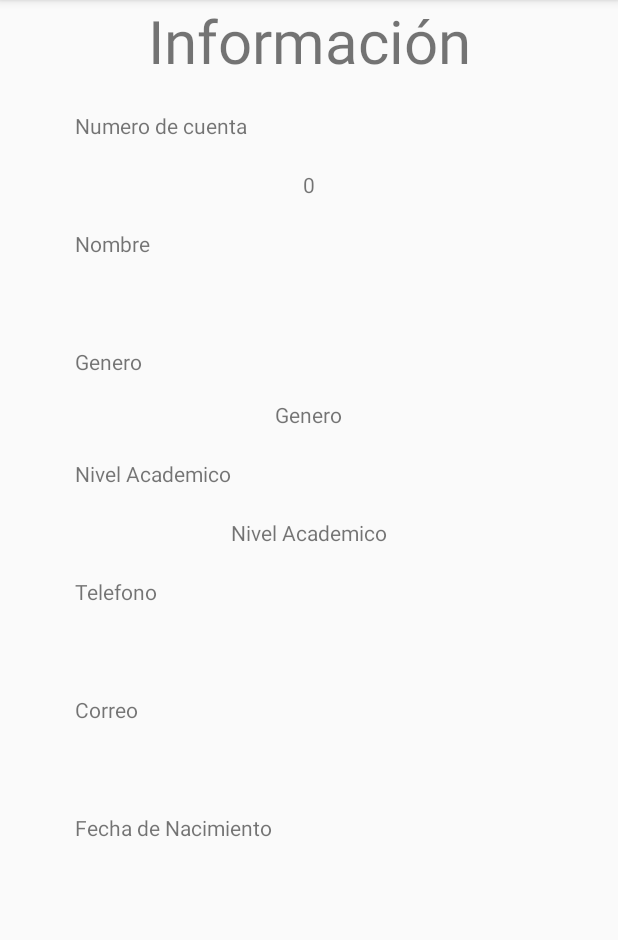
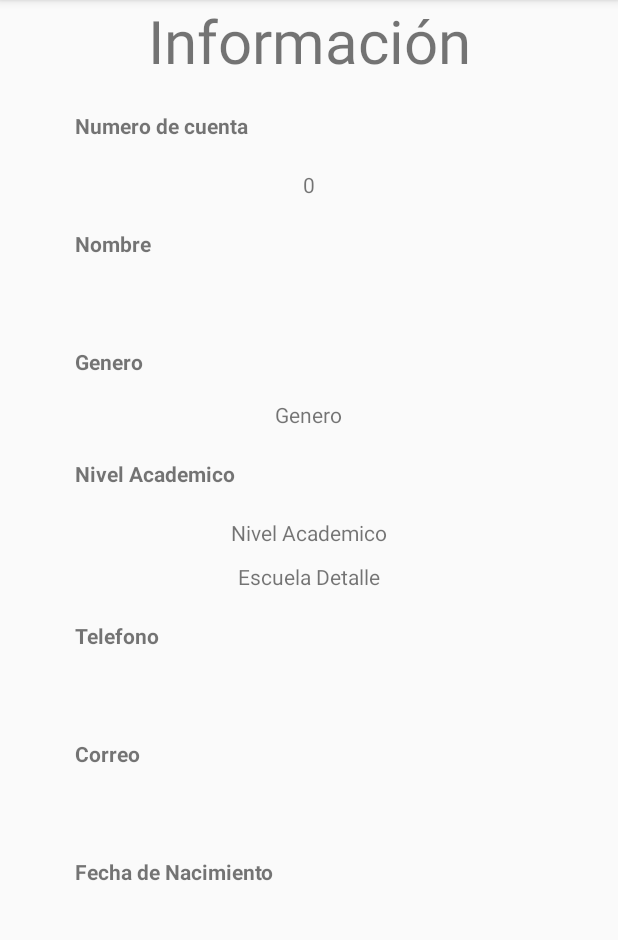
Before and after one commit to BrutalRockA19/BasedeDatosEstudiantes, an Android app: the DetailActivity screen opened directly, with no data from a screen before it, on a phone screen of 412 x 824 dp, the part 84-1024 px from its top. Run offline under Robolectric (Android 15) with nearby library versions, the light colour scheme and no system bars.

Commit message:
Tarea 2.1

```diff
--- a/BaseDatos/app/src/main/res/layout/activity_detail.xml
+++ b/BaseDatos/app/src/main/res/layout/activity_detail.xml
@@ -35,6 +35,7 @@
                 android:layout_marginStart="50dp"
                 android:layout_marginTop="20dp"
                 android:text="@string/txtNumeroCuenta"
+                android:textStyle="bold"
                 app:layout_constraintStart_toStartOf="parent"
                 app:layout_constraintTop_toBottomOf="@+id/txvDetalleEncuesta" />
 
@@ -58,6 +59,7 @@
                 android:layout_marginStart="50dp"
                 android:layout_marginTop="20dp"
                 android:text="@string/txtNombreDetalle"
+                android:textStyle="bold"
                 app:layout_constraintStart_toStartOf="parent"
                 app:layout_constraintTop_toBottomOf="@+id/txvCuentaEstudiante" />
 
@@ -80,6 +82,7 @@
                 android:layout_marginStart="50dp"
                 android:layout_marginTop="20dp"
                 android:text="@string/txtGeneroDetail"
+                android:textStyle="bold"
                 app:layout_constraintStart_toStartOf="parent"
                 app:layout_constraintTop_toBottomOf="@+id/txvNombreStudent" />
 
@@ -103,6 +106,7 @@
                 android:layout_marginStart="50dp"
                 android:layout_marginTop="20dp"
                 android:text="@string/txtTituloNivelAcademicoAlta"
+                android:textStyle="bold"
                 app:layout_constraintStart_toStartOf="parent"
                 app:layout_constraintTop_toBottomOf="@+id/txvGeneroStudent" />
 
@@ -114,9 +118,22 @@
                 android:layout_marginTop="20dp"
                 android:layout_marginEnd="30dp"
                 android:text="@string/txtTituloNivelAcademicoAlta"
+
                 app:layout_constraintEnd_toEndOf="parent"
                 app:layout_constraintStart_toStartOf="parent"
                 app:layout_constraintTop_toBottomOf="@+id/txvNivelEscolarDetail" />
+            <TextView
+                android:id="@+id/txvEscuelaDetalle"
+                android:layout_width="wrap_content"
+                android:layout_height="wrap_content"
+                android:layout_marginStart="30dp"
+                android:layout_marginTop="10dp"
+                android:layout_marginEnd="30dp"
+                android:text="@string/txtTituloEscuelaDetalle"
+                app:layout_constraintEnd_toEndOf="parent"
+                app:layout_constraintStart_toStartOf="parent"
+                app:layout_constraintTop_toBottomOf="@+id/txvNivelEscolarStudent" />
+
 
             <TextView
                 android:id="@+id/txvTelefonoDetail"
@@ -125,8 +142,9 @@
                 android:layout_marginStart="50dp"
                 android:layout_marginTop="20dp"
                 android:text="@string/hintTelefono"
+                android:textStyle="bold"
                 app:layout_constraintStart_toStartOf="parent"
-                app:layout_constraintTop_toBottomOf="@+id/txvNivelEscolarStudent" />
+                app:layout_constraintTop_toBottomOf="@+id/txvEscuelaDetalle" />
 
             <TextView
                 android:id="@+id/txvTelStudent"
@@ -147,6 +165,7 @@
                 android:layout_marginStart="50dp"
                 android:layout_marginTop="20dp"
                 android:text="@string/hintCorreo"
+                android:textStyle="bold"
                 app:layout_constraintStart_toStartOf="parent"
                 app:layout_constraintTop_toBottomOf="@+id/txvTelStudent" />
 
@@ -168,6 +187,7 @@
                 android:layout_marginStart="50dp"
                 android:layout_marginTop="20dp"
                 android:text="@string/hintNacimiento"
+                android:textStyle="bold"
                 app:layout_constraintStart_toStartOf="parent"
                 app:layout_constraintTop_toBottomOf="@+id/txvCorreoStudent" />
             <TextView
--- a/BaseDatos/app/src/main/res/values/strings.xml
+++ b/BaseDatos/app/src/main/res/values/strings.xml
@@ -29,4 +29,5 @@
     <string name="txtTituloEdit">Editar Estudiante</string>
     <string name="btnEditar">Editar</string>
     <string name="txtEscuela">Escuela de procedencia</string>
+    <string name="txtTituloEscuelaDetalle">Escuela Detalle</string>
 </resources>
```
Also changed, not shown: BaseDatos/app/src/main/java/com/example/basedatos/DetailActivity.kt (+28 -0 lines).
